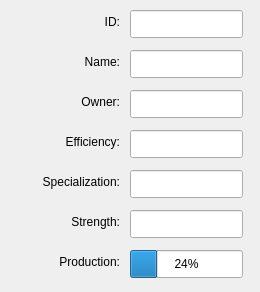
The window that GameDemonstrator/dialogs/GameCityInfoDialog.ui (raubwuerger/StrategicGameProject) describes before a commit, drawn with Qt 5.
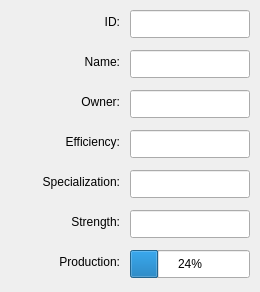
The same window after the commit.

Diff of the .ui file:
```diff
--- a/GameDemonstrator/dialogs/GameCityInfoDialog.ui
+++ b/GameDemonstrator/dialogs/GameCityInfoDialog.ui
@@ -62,7 +62,7 @@
     <rect>
      <x>130</x>
      <y>130</y>
-     <width>113</width>
+     <width>120</width>
      <height>28</height>
     </rect>
    </property>
@@ -88,7 +88,7 @@
     <rect>
      <x>130</x>
      <y>210</y>
-     <width>113</width>
+     <width>120</width>
      <height>28</height>
     </rect>
    </property>
@@ -98,7 +98,7 @@
     <rect>
      <x>130</x>
      <y>170</y>
-     <width>113</width>
+     <width>120</width>
      <height>28</height>
     </rect>
    </property>
@@ -140,7 +140,7 @@
     <rect>
      <x>130</x>
      <y>50</y>
-     <width>113</width>
+     <width>120</width>
      <height>28</height>
     </rect>
    </property>
@@ -150,7 +150,7 @@
     <rect>
      <x>130</x>
      <y>10</y>
-     <width>113</width>
+     <width>120</width>
      <height>28</height>
     </rect>
    </property>
@@ -160,7 +160,7 @@
     <rect>
      <x>130</x>
      <y>90</y>
-     <width>113</width>
+     <width>120</width>
      <height>28</height>
     </rect>
    </property>
@@ -202,7 +202,7 @@
     <rect>
      <x>130</x>
      <y>250</y>
-     <width>113</width>
+     <width>120</width>
      <height>28</height>
     </rect>
    </property>
```
